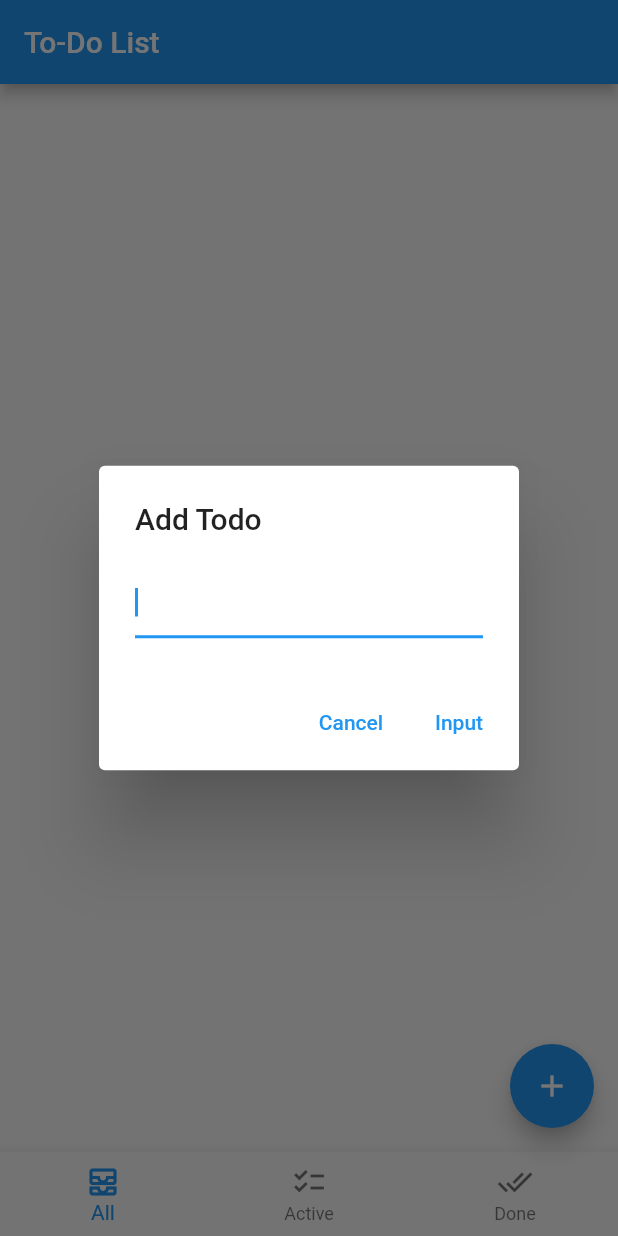
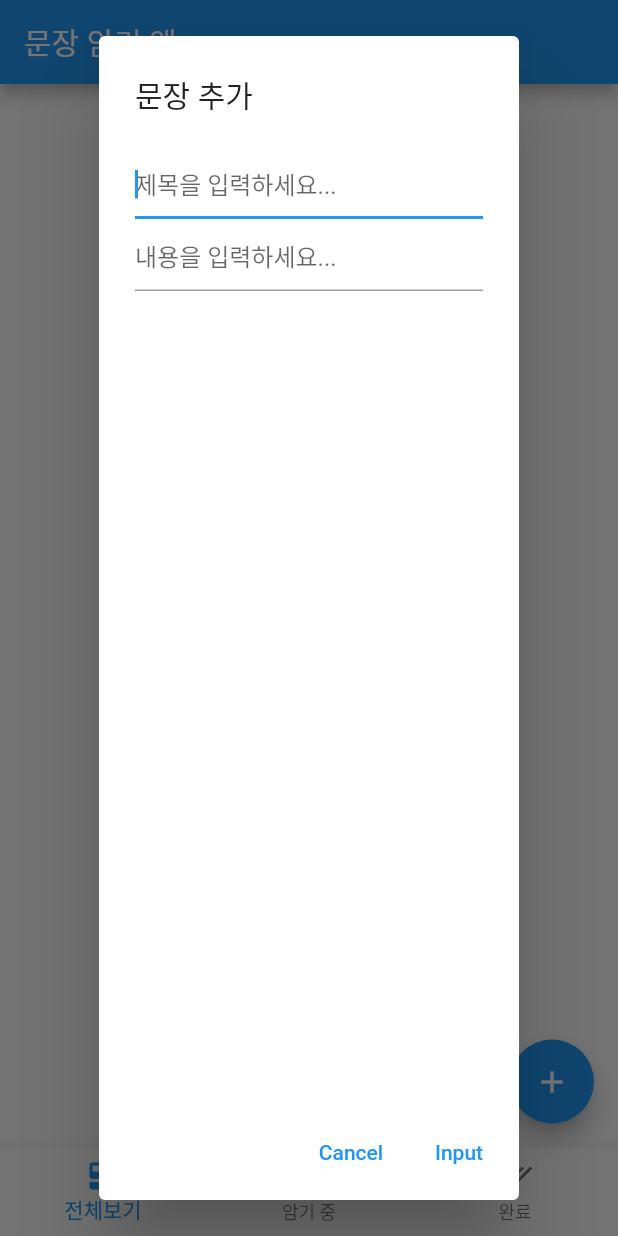
Before and after one commit to yunseop-dev/memorize_app, a Flutter app: the screen it shows after launch, after a tap on the "add" icon, on a phone screen of 412 x 824 dp. Run offline on Flutter 3.47's test engine with Material 2 defaults, Android fonts, the light colour scheme and no system bars; our stand-ins replace flutter_hooks, hooks_riverpod, riverpod_annotation, sqflite; missing offline and left inert: pretty_diff_text; accounts and stored records are empty; generated files the repository leaves out were written again.

Commit message:
db 베이스 변경

```diff
--- a/lib/db/db.dart
+++ b/lib/db/db.dart
@@ -12,7 +12,7 @@ class TodoDatabase {
   Future<Database> get database async {
     if (_database != null) return _database!;
 
-    _database = await _initDB('todos.db');
+    _database = await _initDB('memorize.db');
     return _database!;
   }
 
@@ -25,11 +25,24 @@ class TodoDatabase {
 
   Future<void> _createDB(Database db, int version) async {
     await db.execute('''
-      CREATE TABLE todos(
+      CREATE TABLE memory_cards (
         id TEXT PRIMARY KEY,
+        title TEXT,
         text TEXT,
-        done INTEGER
-      )
+        done INTEGER,
+        created_at DATETIME,
+        updated_at DATETIME
+      );
+
+      CREATE TABLE records (
+        id INTEGER PRIMARY KEY,
+        text TEXT,
+        created_at DATETIME,
+        updated_at DATETIME,
+        path TEXT,
+        memory_card_id INTEGER,
+        FOREIGN KEY (memory_card_id) REFERENCES memory_cards (id)
+      );
     ''');
   }
 }
--- a/lib/main.dart
+++ b/lib/main.dart
@@ -14,7 +14,7 @@ class MyApp extends StatelessWidget {
   @override
   Widget build(BuildContext context) {
     return MaterialApp(
-      title: 'To-Do App',
+      title: 'Memorize App',
       theme: ThemeData(
         primarySwatch: Colors.blue,
       ),
@@ -33,7 +33,7 @@ class TodoScreen extends HookConsumerWidget {
 
     return Scaffold(
       appBar: AppBar(
-        title: const Text('To-Do List'),
+        title: const Text('문장 암기 앱'),
       ),
       body: switch (todo) {
         AsyncError(:final error) => Text('Error: $error'),
@@ -47,10 +47,10 @@ class TodoScreen extends HookConsumerWidget {
       },
       bottomNavigationBar: BottomNavigationBar(
         items: const [
+          BottomNavigationBarItem(icon: Icon(Icons.all_inbox), label: '전체보기'),
           BottomNavigationBarItem(
-              icon: Icon(Icons.all_inbox_outlined), label: 'All'),
-          BottomNavigationBarItem(icon: Icon(Icons.checklist), label: 'Active'),
-          BottomNavigationBarItem(icon: Icon(Icons.done_all), label: 'Done'),
+              icon: Icon(Icons.library_books), label: '암기 중'),
+          BottomNavigationBarItem(icon: Icon(Icons.done_all), label: '완료'),
         ],
         currentIndex: currentIndex.value,
         onTap: (value) {
--- a/lib/model/todo.dart
+++ b/lib/model/todo.dart
@@ -8,11 +8,13 @@ part 'todo.g.dart';
 @immutable
 class Todo {
   final String id;
+  final String title;
   final String text;
   final bool done;
 
   Todo({
     String? id,
+    required this.title,
     required this.text,
     this.done = false,
   }) : id = id ?? const Uuid().v4();
@@ -20,6 +22,7 @@ class Todo {
   Map<String, dynamic> toMap() {
     return {
       'id': id,
+      'title': title,
       'text': text,
       'done': done ? 1 : 0,
     };
@@ -28,6 +31,7 @@ class Todo {
   factory Todo.fromMap(Map<String, dynamic> map) {
     return Todo(
       id: map['id'],
+      title: map['title'],
       text: map['text'],
       done: map['done'] == 1,
     );
@@ -39,16 +43,18 @@ class TodoList extends _$TodoList {
   @override
   Future<List<Todo>> build() => TodoRepository.getTodos();
 
-  Future<void> add(String text) async {
-    Todo newTodo = Todo(text: text);
+  Future<void> add(String title, String text) async {
+    Todo newTodo = Todo(title: title, text: text);
     await TodoRepository.add(newTodo);
     state = state.whenData((value) => [...value, newTodo]);
   }
 
-  void edit({required String id, required String text}) {
-    TodoRepository.edit(id, Todo(text: text));
+  void edit({required String id, required String title, required String text}) {
+    TodoRepository.edit(id, Todo(title: title, text: text));
     state = state.whenData((value) => value
-        .map((e) => e.id == id ? Todo(text: text, id: id, done: e.done) : e)
+        .map((e) => e.id == id
+            ? Todo(title: title, text: text, id: id, done: e.done)
+            : e)
         .toList());
   }
 
@@ -59,7 +65,8 @@ class TodoList extends _$TodoList {
   }
 
   void toggle(Todo item) {
-    Todo todo = Todo(id: item.id, text: item.text, done: !item.done);
+    Todo todo =
+        Todo(id: item.id, title: item.title, text: item.text, done: !item.done);
     TodoRepository.edit(item.id, todo);
     state = state.whenData(
         (value) => value.map((e) => e.id == item.id ? todo : e).toList());
--- a/lib/widget/add_button.dart
+++ b/lib/widget/add_button.dart
@@ -9,19 +9,28 @@ class AddButton extends ConsumerWidget {
     showDialog(
       context: context,
       builder: (BuildContext context) {
-        String inputString = '';
+        String title = '';
+        String text = '';
         return AlertDialog(
-          title: const Text('Add Todo'),
-          content: TextField(
-            autofocus: true,
-            onChanged: (v) {
-              inputString = v;
-            },
-            onSubmitted: (newTodo) {
-              _addTodoItem(newTodo, ref);
-              inputString = '';
-              Navigator.of(context).pop();
-            },
+          title: const Text('문장 추가'),
+          content: Column(
+            children: [
+              TextField(
+                autofocus: true,
+                decoration: const InputDecoration(hintText: '제목을 입력하세요...'),
+                onChanged: (v) {
+                  title = v;
+                },
+              ),
+              TextField(
+                maxLines: null,
+                autofocus: true,
+                decoration: const InputDecoration(hintText: '내용을 입력하세요...'),
+                onChanged: (v) {
+                  text = v;
+                },
+              ),
+            ],
           ),
           actions: <Widget>[
             TextButton(
@@ -31,7 +40,7 @@ class AddButton extends ConsumerWidget {
                 child: const Text('Cancel')),
             TextButton(
                 onPressed: () {
-                  _addTodoItem(inputString, ref);
+                  _addTodoItem(title, text, ref);
                   Navigator.of(context).pop();
                 },
                 child: const Text('Input')),
@@ -41,8 +50,8 @@ class AddButton extends ConsumerWidget {
     );
   }
 
-  void _addTodoItem(String newTodo, WidgetRef ref) async {
-    ref.read(todoListProvider.notifier).add(newTodo);
+  void _addTodoItem(String title, String text, WidgetRef ref) async {
+    ref.read(todoListProvider.notifier).add(title, text);
   }
 
   @override
@@ -51,7 +60,7 @@ class AddButton extends ConsumerWidget {
       onPressed: () {
         _showAddTodoDialog(context, ref);
       },
-      tooltip: 'Add Todo',
+      tooltip: '문장 추가',
       child: const Icon(Icons.add),
     );
   }
--- a/lib/widget/todo_list_tile.dart
+++ b/lib/widget/todo_list_tile.dart
@@ -13,7 +13,7 @@ class TodoListTile extends ConsumerWidget {
   @override
   Widget build(BuildContext context, WidgetRef ref) {
     return ListTile(
-      title: Text(item.text),
+      title: Text(item.title),
       leading: TodoCheckbox(item: item),
       onTap: () {
         Navigator.of(context).push(MaterialPageRoute(
```
Also changed, not shown: lib/repository/todo_repository.dart (+5 -4 lines), lib/screen/record_item_detail.dart (added, +118 -0 lines), lib/screen/todo_item_detail.dart (+10 -53 lines), lib/widget/edit_button.dart (+33 -21 lines), lib/model/todo.g.dart.
